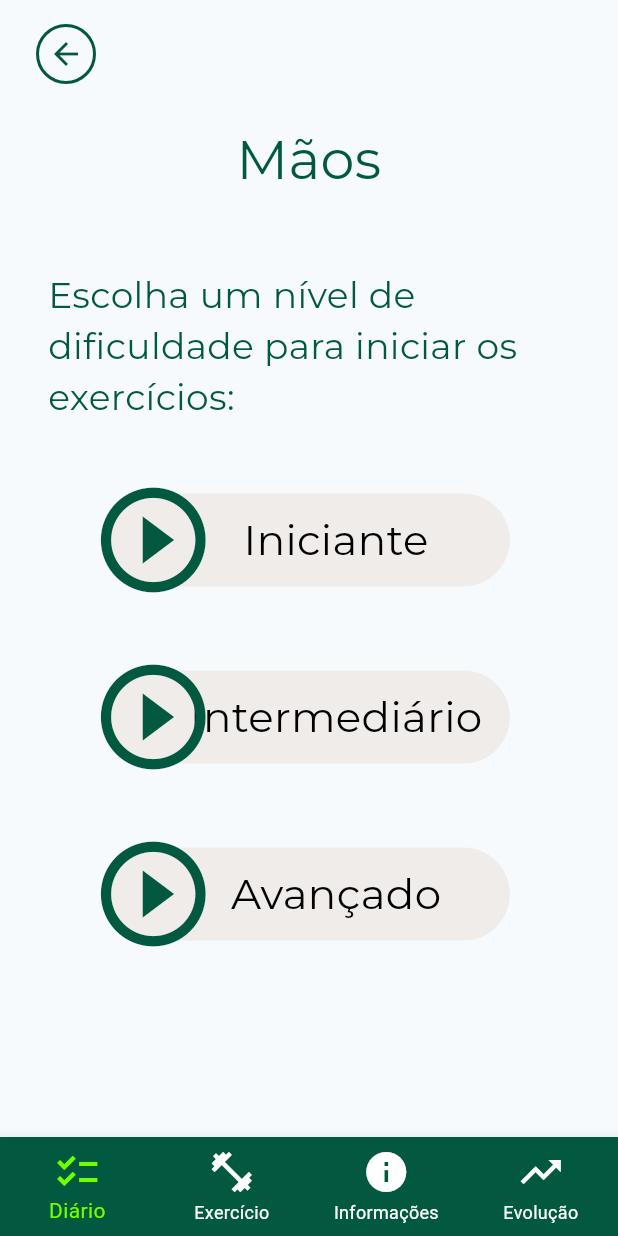
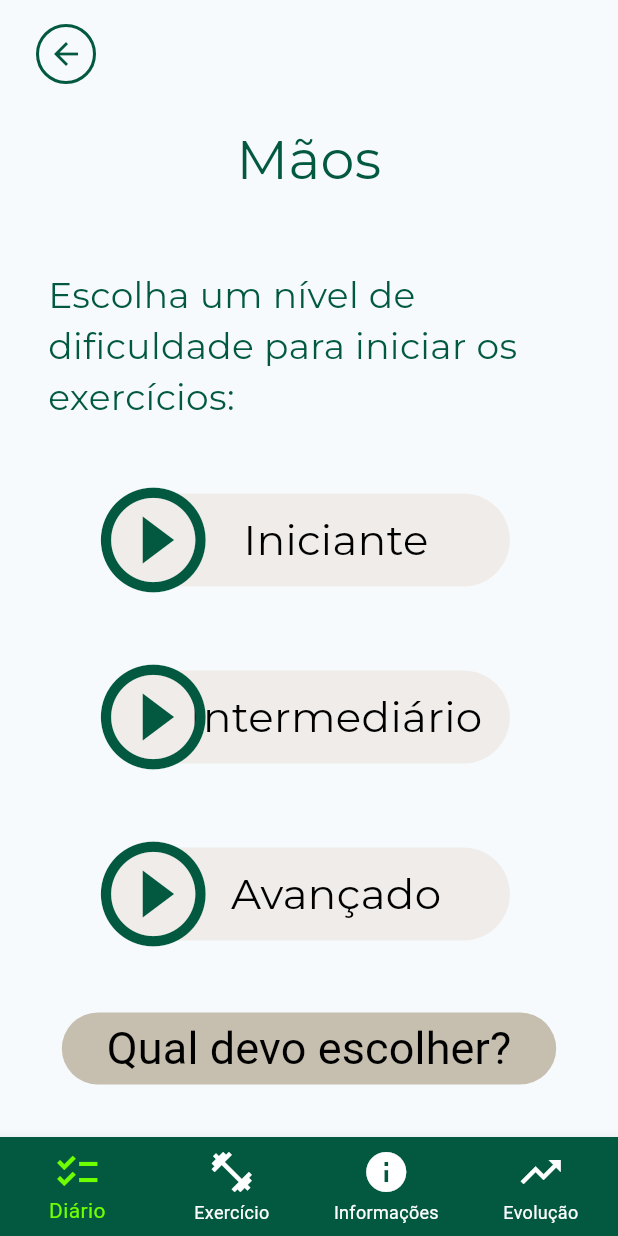
Before and after one commit to artri-app/artri-app, a Flutter app: the LevelExerciseSelector screen opened by its route, on a phone screen of 412 x 824 dp. Run offline on Flutter 3.47's test engine with Material 3 defaults, Android fonts, the phone set to English and light mode, and no system bars; our stand-ins replace flutter_dotenv, flutter_secure_storage, flutter_svg, gap, go_router, google_fonts and 1 more; missing offline and left inert: http_interceptor; accounts and stored records are empty.

Commit message:
feat: dialog which level
Adding the call back to show dialog when press which level choose button.

```diff
--- a/lib/views/type_physical_exercise/widgets/level_exercise_selector.dart
+++ b/lib/views/type_physical_exercise/widgets/level_exercise_selector.dart
@@ -6,6 +6,16 @@ import 'package:google_fonts/google_fonts.dart';
 
 class LevelExerciseSelector extends StatelessWidget {
   const LevelExerciseSelector({super.key});
+
+  static const whichLevelDialog = SimpleDialog(
+    title: Column(
+      crossAxisAlignment: CrossAxisAlignment.center,
+      children: [
+        Icon(Icons.priority_high),
+        Text('ATENÇÃO'),
+      ],
+    ),
+  );
 
   @override
   Widget build(BuildContext context) {
@@ -46,6 +56,16 @@ class LevelExerciseSelector extends StatelessWidget {
           side: ExerciseButtonSide.left,
           width: screenWidth * 0.65,
         ),
+        CustomButton(
+          onPressed: () => showDialog(
+            context: context,
+            builder: (context) => whichLevelDialog,
+          ),
+          text: 'Qual devo escolher?',
+          color: AppColors.lightBrown,
+          width: screenWidth * 0.80,
+          textColor: Colors.black,
+        ),
       ],
     );
   }
```
